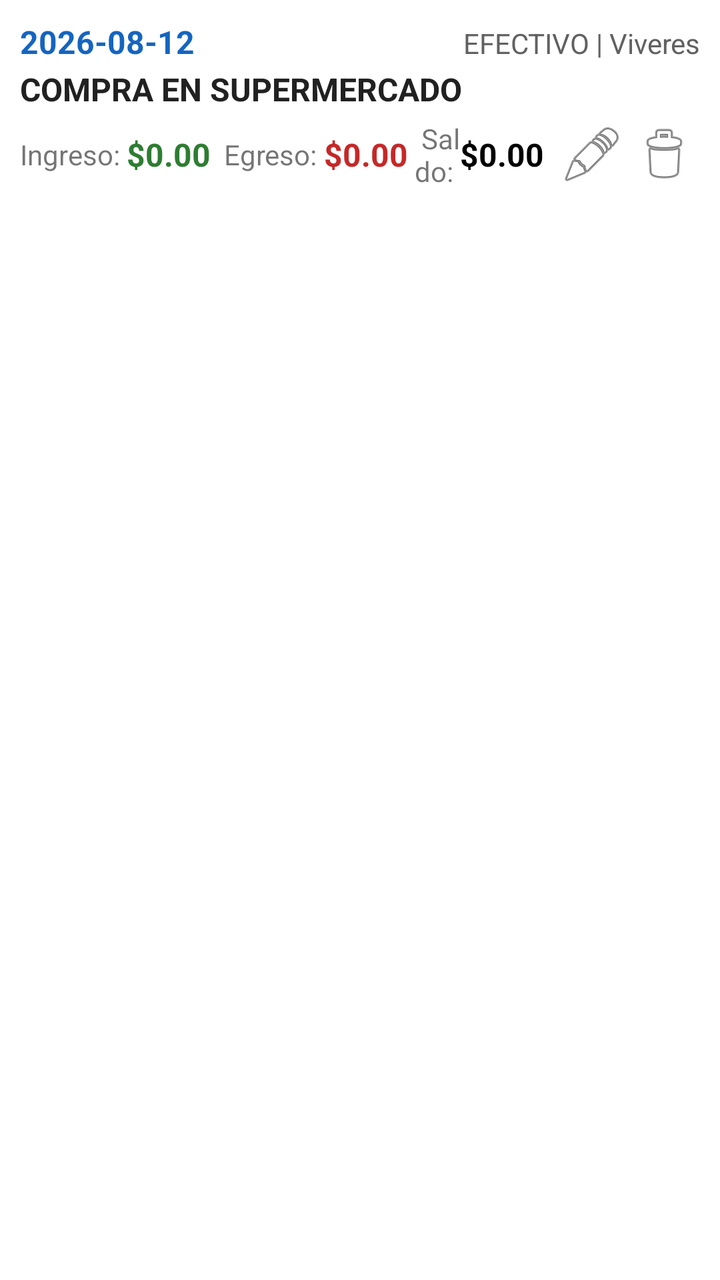
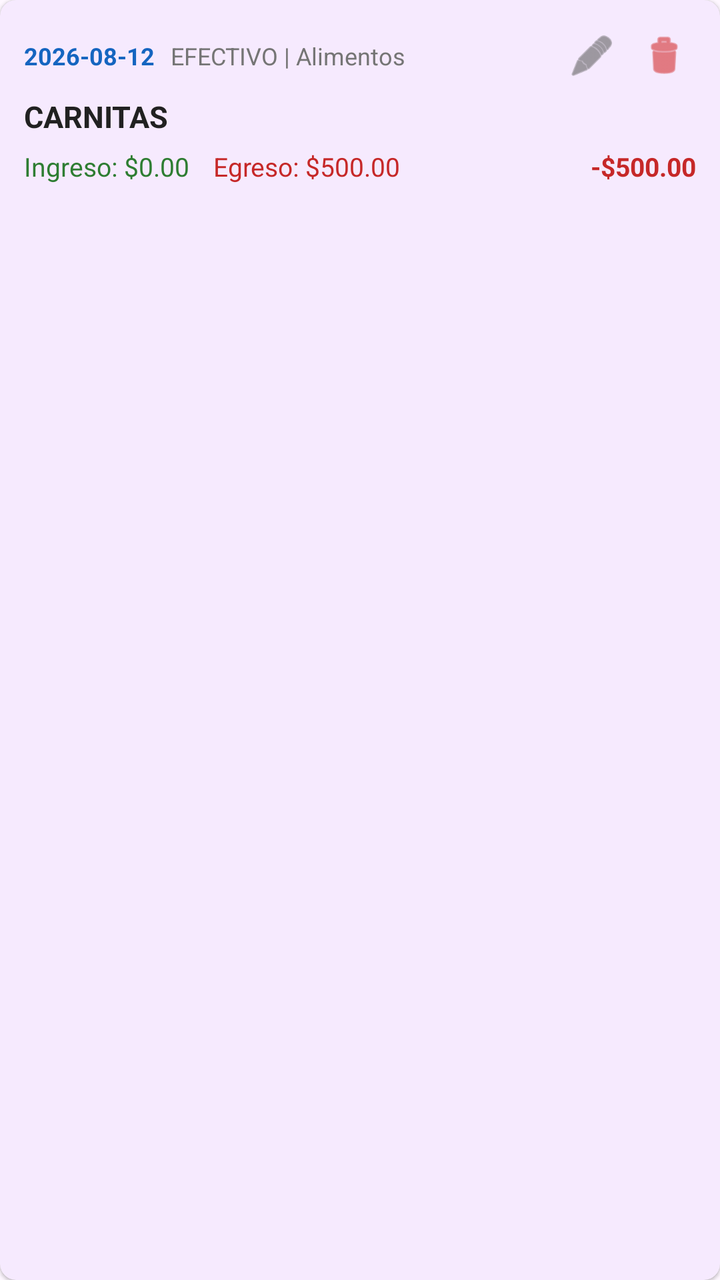

The first picture is an Android layout as it rendered before a commit; the second is the same layout after the commit. The layout source and the unified diff follow.
<!-- AndroidManifest.xml: application theme Theme.IngresosEgresosApp -->
<!-- res/layout/item_movimiento.xml -->
<?xml version="1.0" encoding="utf-8"?>
<LinearLayout xmlns:android="http://schemas.android.com/apk/res/android"
    android:layout_width="match_parent"
    android:layout_height="wrap_content"
    android:orientation="vertical"
    android:background="#FFFFFF"
    android:padding="10dp"
    android:layout_marginBottom="6dp"
    android:elevation="1dp">

    <LinearLayout
        android:layout_width="match_parent"
        android:layout_height="wrap_content"
        android:orientation="horizontal">

        <TextView
            android:id="@+id/tvFecha"
            android:layout_width="wrap_content"
            android:layout_height="wrap_content"
            android:text="2026-08-12"
            android:textSize="16sp"
            android:textStyle="bold"
            android:textColor="#1565C0" />

        <TextView
            android:id="@+id/tvCuentaCat"
            android:layout_width="0dp"
            android:layout_height="wrap_content"
            android:layout_weight="1"
            android:gravity="end"
            android:text="EFECTIVO | Viveres"
            android:textSize="14sp"
            android:textColor="#616161" />
    </LinearLayout>

    <TextView
        android:id="@+id/tvConcepto"
        android:layout_width="match_parent"
        android:layout_height="wrap_content"
        android:text="COMPRA EN SUPERMERCADO"
        android:textSize="16sp"
        android:textStyle="bold"
        android:textColor="#212121"
        android:layout_marginTop="2dp"
        android:layout_marginBottom="4dp" />

    <LinearLayout
        android:layout_width="match_parent"
        android:layout_height="wrap_content"
        android:orientation="horizontal"
        android:gravity="center_vertical">

        <TextView
            android:layout_width="wrap_content"
            android:layout_height="wrap_content"
            android:text="Ingreso: "
            android:textSize="14sp" />

        <TextView
            android:id="@+id/tvDebe"
            android:layout_width="wrap_content"
            android:layout_height="wrap_content"
            android:text="$0.00"
            android:textSize="16sp"
            android:textStyle="bold"
            android:textColor="#2E7D32" />

        <TextView
            android:layout_width="wrap_content"
            android:layout_height="wrap_content"
            android:text="  Egreso: "
            android:textSize="14sp" />

        <TextView
            android:id="@+id/tvHaber"
            android:layout_width="wrap_content"
            android:layout_height="wrap_content"
            android:text="$0.00"
            android:textSize="16sp"
            android:textStyle="bold"
            android:textColor="#C62828" />

        <TextView
            android:layout_width="0dp"
            android:layout_height="wrap_content"
            android:layout_weight="1"
            android:gravity="end"
            android:text="Saldo: "
            android:textSize="14sp" />

        <TextView
            android:id="@+id/tvSaldo"
            android:layout_width="wrap_content"
            android:layout_height="wrap_content"
            android:text="$0.00"
            android:textSize="16sp"
            android:textStyle="bold"
            android:textColor="#000000" />

        <ImageButton
            android:id="@+id/btnEditar"
            android:layout_width="36dp"
            android:layout_height="36dp"
            android:src="@android:drawable/ic_menu_edit"
            android:background="?attr/selectableItemBackgroundBorderless"
            android:layout_marginStart="6dp"/>

        <ImageButton
            android:id="@+id/btnEliminar"
            android:layout_width="36dp"
            android:layout_height="36dp"
            android:src="@android:drawable/ic_menu_delete"
            android:background="?attr/selectableItemBackgroundBorderless" />
    </LinearLayout>
</LinearLayout>
<!-- resources referenced by this layout -->
<resources>
  <style name="Theme.IngresosEgresosApp" parent="Theme.MaterialComponents.DayNight.DarkActionBar">
          
          <item name="colorPrimary">@color/purple_500</item>
          <item name="colorPrimaryVariant">@color/purple_700</item>
          <item name="colorOnPrimary">@color/white</item>
          
          <item name="colorSecondary">@color/teal_200</item>
          <item name="colorSecondaryVariant">@color/teal_700</item>
          <item name="colorOnSecondary">@color/black</item>
          
          <item name="android:statusBarColor" tools:targetApi="l">?attr/colorPrimaryVariant</item>
          
      </style>
  <color name="purple_500">#FF6200EE</color>
  <color name="purple_700">#FF3700B3</color>
  <color name="white">#FFFFFFFF</color>
  <color name="teal_200">#FF03DAC5</color>
  <color name="teal_700">#FF018786</color>
  <color name="black">#FF000000</color>
</resources>

<!-- the commit's change to res/layout/item_movimiento.xml (unified diff, before → after) -->
@@ -1,115 +1,113 @@
 <?xml version="1.0" encoding="utf-8"?>
-<LinearLayout xmlns:android="http://schemas.android.com/apk/res/android"
+<com.google.android.material.card.MaterialCardView
+    xmlns:android="http://schemas.android.com/apk/res/android"
+    xmlns:app="http://schemas.android.com/apk/res-auto"
     android:layout_width="match_parent"
     android:layout_height="wrap_content"
-    android:orientation="vertical"
-    android:background="#FFFFFF"
-    android:padding="10dp"
-    android:layout_marginBottom="6dp"
-    android:elevation="1dp">
+    android:layout_marginHorizontal="4dp"
+    android:layout_marginVertical="4dp"
+    app:cardCornerRadius="8dp"
+    app:cardElevation="1dp"
+    app:strokeWidth="0dp">
 
     <LinearLayout
         android:layout_width="match_parent"
         android:layout_height="wrap_content"
-        android:orientation="horizontal">
+        android:orientation="vertical"
+        android:padding="12dp">
+
+        <LinearLayout
+            android:layout_width="match_parent"
+            android:layout_height="wrap_content"
+            android:gravity="center_vertical"
+            android:orientation="horizontal">
+
+            <TextView
+                android:id="@+id/tvFecha"
+                android:layout_width="wrap_content"
+                android:layout_height="wrap_content"
+                android:text="2026-08-12"
+                android:textColor="#1565C0"
+                android:textSize="12sp"
+                android:textStyle="bold" />
+
+            <TextView
+                android:id="@+id/tvCuentaCategoriaItem"
+                android:layout_width="0dp"
+                android:layout_height="wrap_content"
+                android:layout_marginStart="8dp"
+                android:layout_weight="1"
+                android:ellipsize="end"
+                android:maxLines="1"
+                android:text="EFECTIVO | Alimentos"
+                android:textColor="#757575"
+                android:textSize="12sp" />
+
+            
+            <ImageView
+                android:id="@+id/btnEditarItem"
+                android:layout_width="32dp"
+                android:layout_height="32dp"
+                android:background="?attr/selectableItemBackgroundBorderless"
+                android:padding="4dp"
+                android:src="@android:drawable/ic_menu_edit"
+                app:tint="#616161" />
+
+            <ImageView
+                android:id="@+id/btnEliminarItem"
+                android:layout_width="32dp"
+                android:layout_height="32dp"
+                android:layout_marginStart="4dp"
+                android:background="?attr/selectableItemBackgroundBorderless"
+                android:padding="4dp"
+                android:src="@android:drawable/ic_menu_delete"
+                app:tint="#D32F2F" />
+        </LinearLayout>
 
         <TextView
-            android:id="@+id/tvFecha"
-            android:layout_width="wrap_content"
+            android:id="@+id/tvConceptoItem"
+            android:layout_width="match_parent"
             android:layout_height="wrap_content"
-            android:text="2026-08-12"
-            android:textSize="16sp"
-            android:textStyle="bold"
-            android:textColor="#1565C0" />
+            android:layout_marginTop="4dp"
+            android:text="CARNITAS"
+            android:textColor="#212121"
+            android:textSize="15sp"
+            android:textStyle="bold" />
 
-        <TextView
-            android:id="@+id/tvCuentaCat"
-            android:layout_width="0dp"
+        <LinearLayout
+            android:layout_width="match_parent"
             android:layout_height="wrap_content"
-            android:layout_weight="1"
-            android:gravity="end"
-            android:text="EFECTIVO | Viveres"
-            android:textSize="14sp"
-            android:textColor="#616161" />
+            android:layout_marginTop="6dp"
+            android:orientation="horizontal">
+
+            <TextView
+                android:id="@+id/tvMontoIngresoItem"
+                android:layout_width="wrap_content"
+                android:layout_height="wrap_content"
+                android:layout_marginEnd="12dp"
+                android:text="Ingreso: $0.00"
+                android:textColor="#2E7D32"
+                android:textSize="13sp" />
+
+            <TextView
+                android:id="@+id/tvMontoEgresoItem"
+                android:layout_width="wrap_content"
+                android:layout_height="wrap_content"
+                android:layout_marginEnd="12dp"
+                android:text="Egreso: $500.00"
+                android:textColor="#C62828"
+                android:textSize="13sp" />
+
+            <TextView
+                android:id="@+id/tvNetoItem"
+                android:layout_width="match_parent"
+                android:layout_height="wrap_content"
+                android:gravity="end"
+                android:text="-$500.00"
+                android:textColor="#C62828"
+                android:textSize="13sp"
+                android:textStyle="bold" />
+        </LinearLayout>
+
     </LinearLayout>
-
-    <TextView
-        android:id="@+id/tvConcepto"
-        android:layout_width="match_parent"
-        android:layout_height="wrap_content"
-        android:text="COMPRA EN SUPERMERCADO"
-        android:textSize="16sp"
-        android:textStyle="bold"
-        android:textColor="#212121"
-        android:layout_marginTop="2dp"
-        android:layout_marginBottom="4dp" />
-
-    <LinearLayout
-        android:layout_width="match_parent"
-        android:layout_height="wrap_content"
-        android:orientation="horizontal"
-        android:gravity="center_vertical">
-
-        <TextView
-            android:layout_width="wrap_content"
-            android:layout_height="wrap_content"
-            android:text="Ingreso: "
-            android:textSize="14sp" />
-
-        <TextView
-            android:id="@+id/tvDebe"
-            android:layout_width="wrap_content"
-            android:layout_height="wrap_content"
-            android:text="$0.00"
-            android:textSize="16sp"
-            android:textStyle="bold"
-            android:textColor="#2E7D32" />
-
-        <TextView
-            android:layout_width="wrap_content"
-            android:layout_height="wrap_content"
-            android:text="  Egreso: "
-            android:textSize="14sp" />
-
-        <TextView
-            android:id="@+id/tvHaber"
-            android:layout_width="wrap_content"
-            android:layout_height="wrap_content"
-            android:text="$0.00"
-            android:textSize="16sp"
-            android:textStyle="bold"
-            android:textColor="#C62828" />
-
-        <TextView
-            android:layout_width="0dp"
-            android:layout_height="wrap_content"
-            android:layout_weight="1"
-            android:gravity="end"
-            android:text="Saldo: "
-            android:textSize="14sp" />
-
-        <TextView
-            android:id="@+id/tvSaldo"
-            android:layout_width="wrap_content"
-            android:layout_height="wrap_content"
-            android:text="$0.00"
-            android:textSize="16sp"
-            android:textStyle="bold"
-            android:textColor="#000000" />
-
-        <ImageButton
-            android:id="@+id/btnEditar"
-            android:layout_width="36dp"
-            android:layout_height="36dp"
-            android:src="@android:drawable/ic_menu_edit"
-            android:background="?attr/selectableItemBackgroundBorderless"
-            android:layout_marginStart="6dp"/>
-
-        <ImageButton
-            android:id="@+id/btnEliminar"
-            android:layout_width="36dp"
-            android:layout_height="36dp"
-            android:src="@android:drawable/ic_menu_delete"
-            android:background="?attr/selectableItemBackgroundBorderless" />
-    </LinearLayout>
-</LinearLayout>
+</com.google.android.material.card.MaterialCardView>
<!-- resource entries referenced after the edit -->
@@ -1,6 +1,6 @@
 <!-- resources referenced by this layout -->
 <resources>
-  <style name="Theme.IngresosEgresosApp" parent="Theme.MaterialComponents.DayNight.DarkActionBar">
+  <style name="Theme.IngresosEgresosApp" parent="Theme.Material3.DayNight.NoActionBar">
           
           <item name="colorPrimary">@color/purple_500</item>
           <item name="colorPrimaryVariant">@color/purple_700</item>
